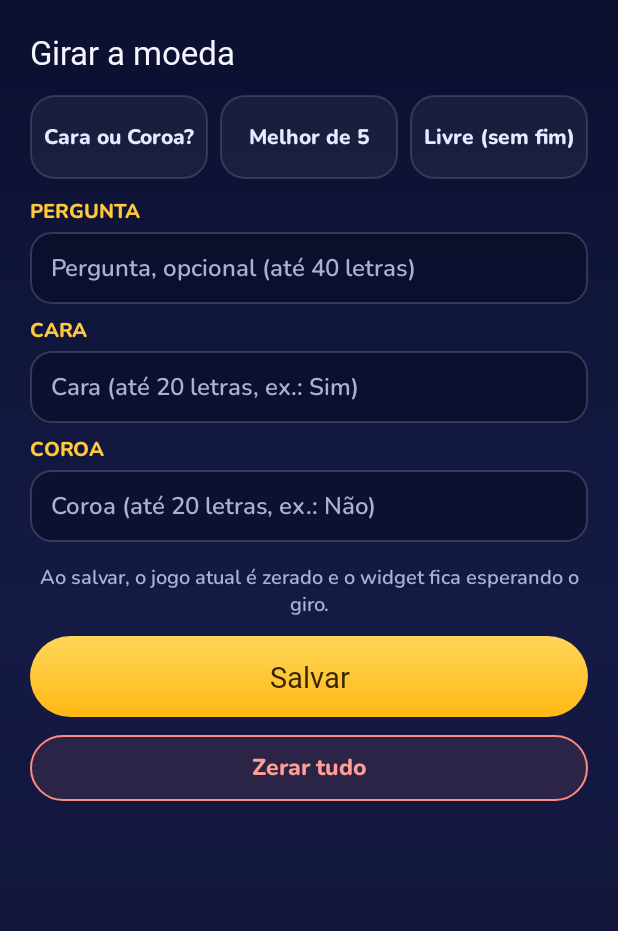
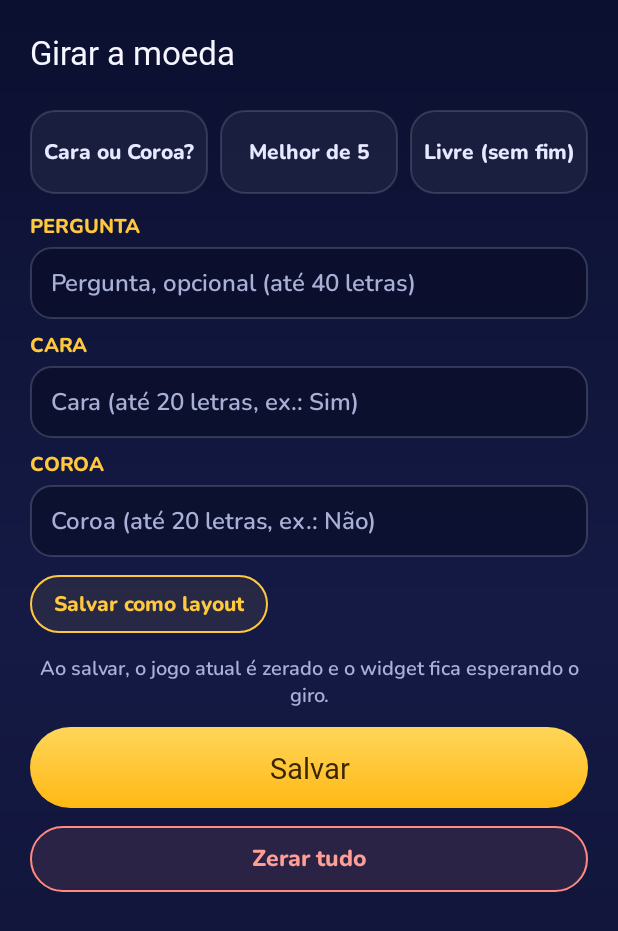
Before and after one commit to deverasrenato/cara-ou-coroa, an Android app: the layout activity_quick_flip.xml on its own in the app's theme, with its tools: preview values and no code run, on a phone screen of 412 x 824 dp. Shown: the top 931 px of the screen. Run offline under Robolectric (Android 15) with nearby library versions, the phone set to English and light mode, and no system bars.

Commit message:
Meus layouts: salvar até 5 conjuntos de modo, pergunta e textos (v0.5.0)

```diff
--- a/app/build.gradle.kts
+++ b/app/build.gradle.kts
@@ -12,8 +12,8 @@ android {
         applicationId = "com.deverasrenato.caraoucoroa"
         minSdk = 26
         targetSdk = 34
-        versionCode = 4
-        versionName = "0.4.0"
+        versionCode = 5
+        versionName = "0.5.0"
     }
 
     compileOptions {
--- a/app/src/main/java/com/deverasrenato/caraoucoroa/CoinStore.kt
+++ b/app/src/main/java/com/deverasrenato/caraoucoroa/CoinStore.kt
@@ -375,7 +375,7 @@ fun askResetAll(
 ) {
     AlertDialog.Builder(activity)
         .setTitle("Zerar tudo?")
-        .setMessage("Apaga o placar, a pergunta e os textos de cara e coroa, e volta ao modo \"Cara ou Coroa?\".")
+        .setMessage("Apaga o placar, a pergunta e os textos de cara e coroa, e volta ao modo \"Cara ou Coroa?\". Os layouts salvos continuam.")
         .setPositiveButton("Zerar") { _, _ ->
             CoinStore.resetAll(activity)
             CoinWidgetProvider.updateAll(activity)
--- /dev/null
+++ b/app/src/main/res/drawable/preset_chip.xml
@@ -0,0 +1,10 @@
+<?xml version="1.0" encoding="utf-8"?>
+<!-- "Chip" de um layout salvo: pílula com contorno dourado fino -->
+<shape xmlns:android="http://schemas.android.com/apk/res/android"
+    android:shape="rectangle">
+    <solid android:color="#14FFC83D" />
+    <stroke
+        android:width="1.5dp"
+        android:color="@color/accent" />
+    <corners android:radius="999dp" />
+</shape>
--- a/app/src/main/res/layout/activity_quick_flip.xml
+++ b/app/src/main/res/layout/activity_quick_flip.xml
@@ -18,6 +18,22 @@
             android:textColor="@color/text"
             android:textSize="22sp"
             android:textStyle="bold" />
+
+        <!-- Meus layouts: tocar em um configura tudo e fecha; segurar apaga -->
+        <HorizontalScrollView
+            android:layout_width="match_parent"
+            android:layout_height="wrap_content"
+            android:layout_marginTop="10dp"
+            android:scrollbars="none">
+
+            <LinearLayout
+                android:id="@+id/presets_container"
+                android:layout_width="wrap_content"
+                android:layout_height="wrap_content"
+                android:gravity="center_vertical"
+                android:orientation="horizontal" />
+
+        </HorizontalScrollView>
 
         <!-- Quantas vezes jogar: o usuário só marca uma opção (uma embaixo da outra) -->
         <RadioGroup
@@ -86,6 +102,21 @@
             android:inputType="text"
             android:maxLength="20" />
 
+        <TextView
+            android:id="@+id/quick_save_preset_button"
+            android:layout_width="wrap_content"
+            android:layout_height="wrap_content"
+            android:layout_marginTop="12dp"
+            android:background="@drawable/preset_chip"
+            android:paddingStart="16dp"
+            android:paddingTop="9dp"
+            android:paddingEnd="16dp"
+            android:paddingBottom="9dp"
+            android:text="@string/save_preset"
+            android:textColor="@color/accent"
+            android:textSize="14sp"
+            android:textStyle="bold" />
+
         <!-- Aviso: salvar começa um jogo novo -->
         <TextView
             android:layout_width="match_parent"
```
Also changed, not shown: app/src/main/java/com/deverasrenato/caraoucoroa/MainActivity.kt (+26 -0 lines), app/src/main/java/com/deverasrenato/caraoucoroa/Presets.kt (added, +241 -0 lines), app/src/main/java/com/deverasrenato/caraoucoroa/QuickFlipActivity.kt (+17 -0 lines), app/src/main/res/layout/activity_main.xml (+42 -0 lines), app/src/main/res/values/strings.xml (+10 -0 lines), 5 other files.
